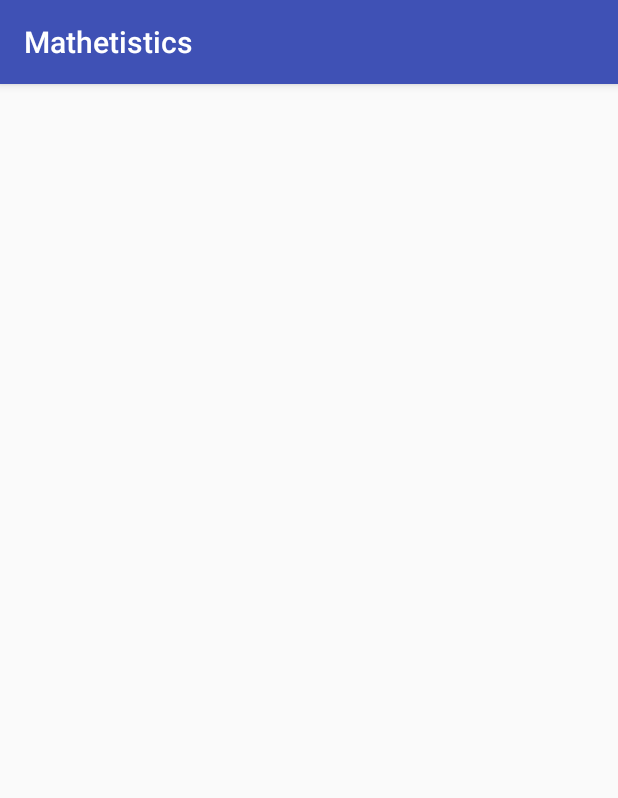
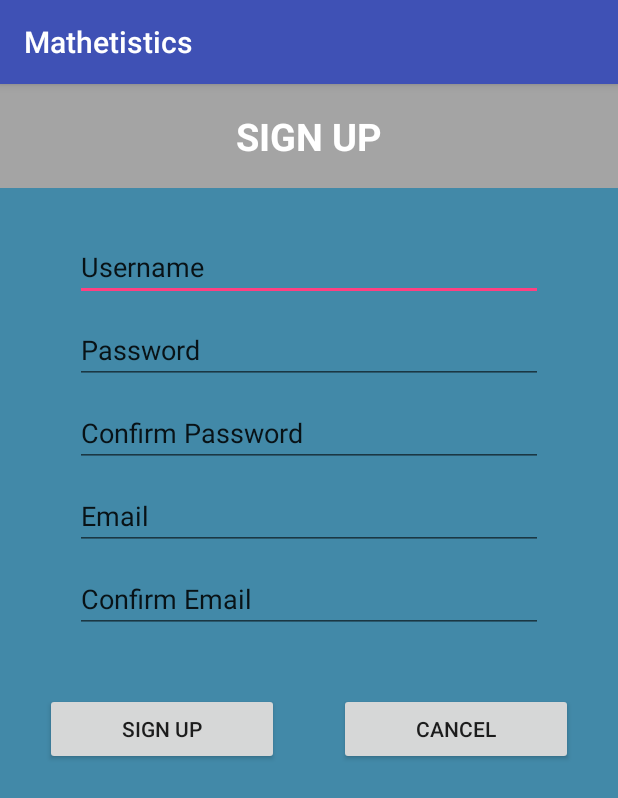
Before and after one commit to thaithestar/Mathetistics, an Android app: the SignUp screen opened directly, with no data from a screen before it, on a phone screen of 412 x 824 dp. Shown: the top 798 px of the screen. Run offline under Robolectric (Android 15) with nearby library versions, the phone set to English and light mode, and no system bars.

Commit message:
sign up page view created

```diff
--- a/app/src/main/java/com/example/thait/mathetistics/SignUp.java
+++ b/app/src/main/java/com/example/thait/mathetistics/SignUp.java
@@ -1,13 +1,50 @@
 package com.example.thait.mathetistics;
 
+import android.content.Intent;
 import android.support.v7.app.AppCompatActivity;
 import android.os.Bundle;
+import android.view.View;
+import android.widget.Button;
+import android.widget.EditText;
 
 public class SignUp extends AppCompatActivity {
+    EditText username, password, email, confpw, confemail;
+    String user_str, pass_str, confpw_str, email_str, confemail_str;
+    Button signup;
+
 
     @Override
     protected void onCreate(Bundle savedInstanceState) {
         super.onCreate(savedInstanceState);
         setContentView(R.layout.activity_sign_up);
+
+        signup = (Button) findViewById(R.id.btn_sign_up);
+        username = (EditText) findViewById(R.id.username);
+        password = (EditText) findViewById(R.id.password);
+        email = (EditText) findViewById(R.id.email);
+        confpw = (EditText) findViewById(R.id.confpw);
+        confemail = (EditText) findViewById(R.id.confemail);
+
+        signup.setOnClickListener(new View.OnClickListener() {@Override
+            public void onClick(View v) {
+                user_str = username.getText().toString();
+                pass_str = password.getText().toString();
+                confpw_str = confpw.getText().toString();
+                email_str = email.getText().toString();
+                confemail_str = confemail.getText().toString();
+
+                //TODO: check user info is valid
+
+                //TODO: create user object
+                User newUser = new User(user_str,pass_str,email_str);
+                //TODO: add user to database, then switch views
+
+            }
+        });
+    }
+
+    //Go to start screen if canceled
+    public void cancelClicked(View v) {
+        startActivity(new Intent(SignUp.this, MainActivity.class));
     }
 }
--- a/app/src/main/res/layout/activity_sign_up.xml
+++ b/app/src/main/res/layout/activity_sign_up.xml
@@ -1,12 +1,102 @@
 <?xml version="1.0" encoding="utf-8"?>
-<RelativeLayout xmlns:android="http://schemas.android.com/apk/res/android"
+<LinearLayout xmlns:android="http://schemas.android.com/apk/res/android"
     xmlns:tools="http://schemas.android.com/tools"
     android:layout_width="match_parent"
     android:layout_height="match_parent"
-    android:paddingBottom="@dimen/activity_vertical_margin"
-    android:paddingLeft="@dimen/activity_horizontal_margin"
-    android:paddingRight="@dimen/activity_horizontal_margin"
-    android:paddingTop="@dimen/activity_vertical_margin"
-    tools:context="com.example.thait.mathetistics.SignUp">
+    android:orientation="vertical"
+    tools:context="com.example.thait.mathetistics.SignUp"
+    android:background="@color/DarkBlue">
 
-</RelativeLayout>
+    <LinearLayout
+        android:layout_width="match_parent"
+        android:layout_height="wrap_content"
+        android:gravity="center"
+        android:orientation="vertical"
+        android:padding="15dp"
+        android:background="#A4A4A4">
+
+        <TextView
+            android:layout_width="wrap_content"
+            android:layout_height="wrap_content"
+            android:padding="2dp"
+            android:text="SIGN UP"
+            android:textSize="25sp"
+            android:textColor="@color/white"
+            android:textStyle="bold"/>
+    </LinearLayout>
+
+    <LinearLayout
+        android:layout_width="match_parent"
+        android:layout_height="wrap_content"
+        android:layout_marginTop="20dp"
+        android:layout_marginLeft="50dp"
+        android:layout_marginRight="50dp"
+        android:orientation="vertical">
+
+        <EditText
+            android:id="@+id/username"
+            android:layout_width="match_parent"
+            android:layout_height="wrap_content"
+            android:text="Username"
+            android:paddingTop="20dp"/>
+
+        <EditText
+            android:id="@+id/password"
+            android:layout_width="match_parent"
+            android:layout_height="wrap_content"
+            android:text="Password"
+            android:paddingTop="20dp"/>
+
+        <EditText
+            android:id="@+id/confpw"
+            android:layout_width="match_parent"
+            android:layout_height="wrap_content"
+            android:text="Confirm Password"
+            android:paddingTop="20dp"/>
+
+        <EditText
+            android:id="@+id/email"
+            android:layout_width="match_parent"
+            android:layout_height="wrap_content"
+            android:text="Email"
+            android:paddingTop="20dp"/>
+
+        <EditText
+            android:id="@+id/confemail"
+            android:layout_width="match_parent"
+            android:layout_height="wrap_content"
+            android:text="Confirm Email"
+            android:paddingTop="20dp"/>
+
+    </LinearLayout>
+
+    <LinearLayout
+        android:layout_width="match_parent"
+        android:layout_height="wrap_content"
+        android:orientation="horizontal"
+        android:layout_marginTop="40dp"
+        android:layout_marginLeft="30dp"
+        android:layout_marginRight="30dp"
+        android:layout_gravity="center">
+
+        <Button
+            android:id="@+id/btn_sign_up"
+            android:layout_width="0dp"
+            android:layout_height="wrap_content"
+            android:layout_weight="1"
+            android:text="Sign Up"
+            android:layout_marginRight="20dp"/>
+
+        <Button
+            android:id="@+id/cancel_sign_up"
+            android:layout_width="0dp"
+            android:layout_height="wrap_content"
+            android:layout_weight="1"
+            android:text="Cancel"
+            android:onClick="cancelClicked"
+            android:layout_marginLeft="20dp"/>
+
+    </LinearLayout>
+
+
+</LinearLayout>
```
